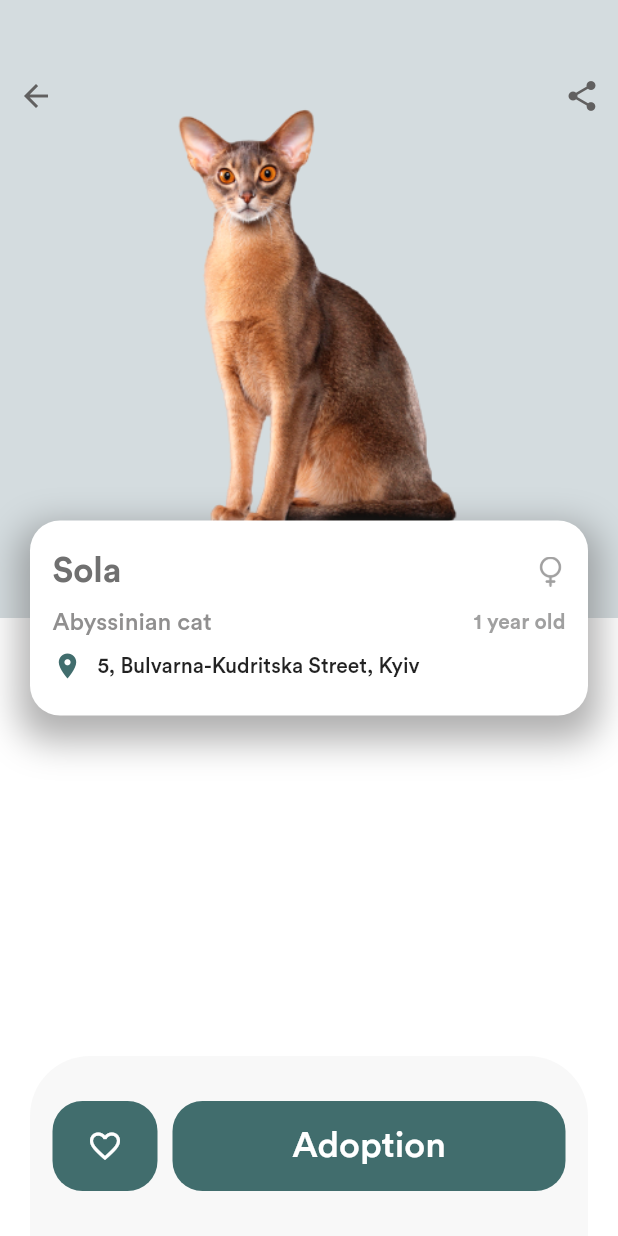
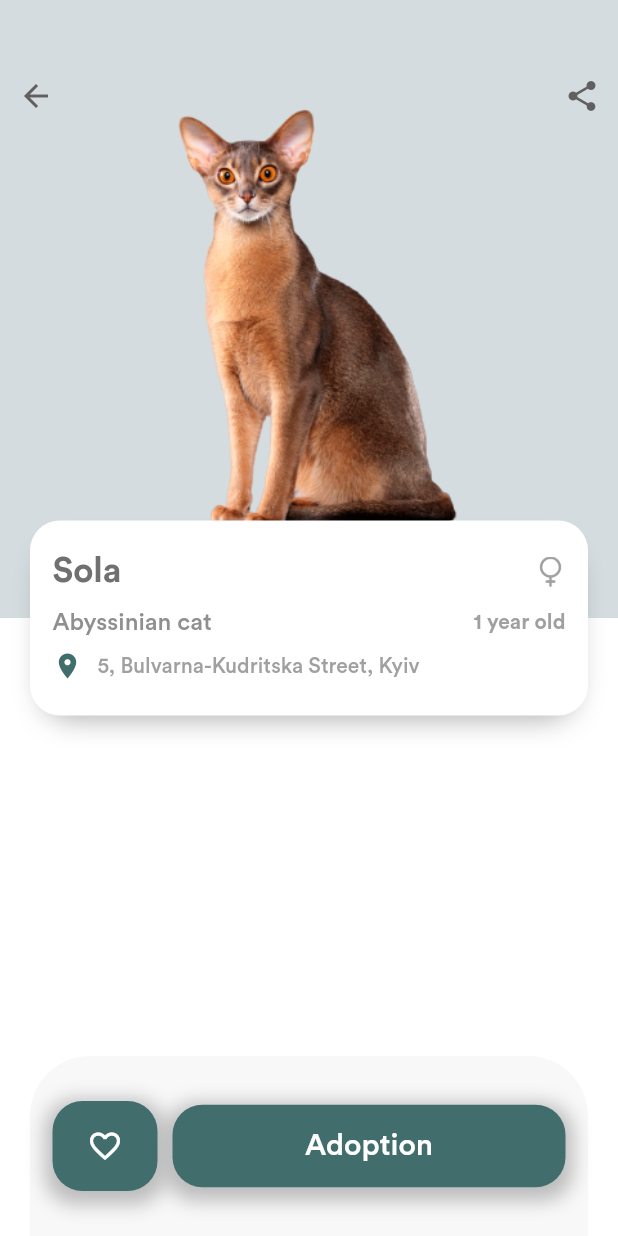
Before and after one commit to aniribe/pet_adopt_store_UI, a Flutter app: the screen it shows after launch, after a tap on "Sola", on a phone screen of 412 x 824 dp. Run offline on Flutter 3.47's test engine with Material 2 defaults, Android fonts, the phone set to English and light mode, and no system bars; our stand-ins replace font_awesome_flutter.

Commit message:
ButtonSection was refactored on item_page;

```diff
--- a/lib/config/app_colors.dart
+++ b/lib/config/app_colors.dart
@@ -16,9 +16,9 @@ class AppColors {
   static List<BoxShadow> shadowList = [
     BoxShadow(
       color: grey700.withOpacity(0.5),
-      blurRadius: 20,
-      spreadRadius: 7,
-      offset: const Offset(0, 10),
+      blurRadius: 15,
+      spreadRadius: -8,
+      offset: Offset(0, 10),
     )
   ];
 }
--- a/lib/config/string_constants.dart
+++ b/lib/config/string_constants.dart
@@ -12,4 +12,5 @@ class StringConstants {
   static const String city = 'Baku,';
   static const String country = ' Azerbaijan';
   static const String female = 'female';
+  static const String adoption = 'Adoption';
 }
--- a/lib/views/item_page/components/address_setion.dart
+++ b/lib/views/item_page/components/address_setion.dart
@@ -21,7 +21,13 @@ class AddressSection extends StatelessWidget {
           color: AppColors.primaryGreen,
         ),
         horizontalSpace(width: 10),
-        Text(pets[index].address)
+        Text(
+          pets[index].address,
+          style: TextStyle(
+            color: AppColors.grey700.withOpacity(0.6),
+            fontWeight: FontWeight.w500,
+          ),
+        )
       ],
     );
   }
--- /dev/null
+++ b/lib/views/item_page/components/adopt_button.dart
@@ -0,0 +1,40 @@
+import 'package:flutter/cupertino.dart';
+import '../../../config/app_colors.dart';
+import '../../../config/string_constants.dart';
+
+class AdoptButton extends StatelessWidget {
+  const AdoptButton({
+    Key? key,
+  }) : super(key: key);
+
+  @override
+  Widget build(BuildContext context) {
+    return Expanded(
+      child: Container(
+        height: 55,
+        decoration: BoxDecoration(
+          color: AppColors.primaryGreen,
+          borderRadius: BorderRadius.circular(20),
+          boxShadow: [
+            BoxShadow(
+              blurRadius: 10,
+              spreadRadius: 5,
+              color: AppColors.grey700.withOpacity(0.4),
+              offset: const Offset(0, 4),
+            )
+          ],
+        ),
+        child: Center(
+          child: Text(
+            StringConstants.adoption,
+            style: TextStyle(
+              color: AppColors.white,
+              fontSize: 20,
+              fontWeight: FontWeight.w500,
+            ),
+          ),
+        ),
+      ),
+    );
+  }
+}
--- /dev/null
+++ b/lib/views/item_page/components/button_section.dart
@@ -0,0 +1,37 @@
+import 'package:flutter/material.dart';
+import '../../../config/app_colors.dart';
+import '../../../config/app_size.dart';
+import 'adopt_button.dart';
+import 'like_button.dart';
+
+class ButtonSection extends StatelessWidget {
+  const ButtonSection({
+    Key? key,
+  }) : super(key: key);
+
+  @override
+  Widget build(BuildContext context) {
+    return Align(
+      alignment: Alignment.bottomCenter,
+      child: Container(
+        height: 120,
+        margin: const EdgeInsets.symmetric(horizontal: 20),
+        padding: const EdgeInsets.symmetric(horizontal: 15),
+        decoration: BoxDecoration(
+          color: AppColors.grey200,
+          borderRadius: const BorderRadius.only(
+            topLeft: Radius.circular(40),
+            topRight: Radius.circular(40),
+          ),
+        ),
+        child: Row(
+          children: [
+            const LikeButton(),
+            horizontalSpace(width: 10),
+            const AdoptButton()
+          ],
+        ),
+      ),
+    );
+  }
+}
--- /dev/null
+++ b/lib/views/item_page/components/like_button.dart
@@ -0,0 +1,32 @@
+import 'package:flutter/material.dart';
+import '../../../config/app_colors.dart';
+
+class LikeButton extends StatelessWidget {
+  const LikeButton({
+    Key? key,
+  }) : super(key: key);
+
+  @override
+  Widget build(BuildContext context) {
+    return Container(
+      height: 60,
+      width: 70,
+      decoration: BoxDecoration(
+        color: AppColors.primaryGreen,
+        borderRadius: BorderRadius.circular(20),
+        boxShadow: [
+          BoxShadow(
+            blurRadius: 10,
+            spreadRadius: 5,
+            color: AppColors.grey700.withOpacity(0.4),
+            offset: const Offset(0, 4),
+          )
+        ],
+      ),
+      child: Icon(
+        Icons.favorite_border,
+        color: AppColors.white,
+      ),
+    );
+  }
+}
--- a/lib/views/item_page/item_page.dart
+++ b/lib/views/item_page/item_page.dart
@@ -7,6 +7,7 @@ import 'package:pet_app_ui/widgets/cat_age.dart';
 import 'package:pet_app_ui/widgets/cat_name_section.dart';
 import 'package:pet_app_ui/widgets/cat_type.dart';
 
+import 'components/button_section.dart';
 import 'components/cat_info_section.dart';
 import 'components/top_icons_line.dart';
 
@@ -43,53 +44,7 @@ class ItemPage extends StatelessWidget {
           )),
           const TopIconsLine(),
           CatInfoSection(index: index),
-          Align(
-            alignment: Alignment.bottomCenter,
-            child: Container(
-              height: 120,
-              margin: const EdgeInsets.symmetric(horizontal: 20),
-              padding: const EdgeInsets.symmetric(horizontal: 15),
-              child: Row(
-                children: [
-                  Container(
-                    height: 60,
-                    width: 70,
-                    decoration: BoxDecoration(
-                      color: AppColors.primaryGreen,
-                      borderRadius: BorderRadius.circular(20),
-                    ),
-                    child: Icon(
-                      Icons.favorite_border,
-                      color: AppColors.white,
-                    ),
-                  ),
-                  horizontalSpace(width: 10),
-                  Expanded(
-                    child: Container(
-                      height: 60,
-                      decoration: BoxDecoration(
-                        color: AppColors.primaryGreen,
-                        borderRadius: BorderRadius.circular(20),
-                      ),
-                      child: Center(
-                        child: Text(
-                          'Adoption',
-                          style:
-                              TextStyle(color: AppColors.white, fontSize: 24),
-                        ),
-                      ),
-                    ),
-                  )
-                ],
-              ),
-              decoration: BoxDecoration(
-                  color: AppColors.grey200,
-                  borderRadius: const BorderRadius.only(
-                    topLeft: Radius.circular(40),
-                    topRight: Radius.circular(40),
-                  )),
-            ),
-          ),
+          const ButtonSection(),
         ],
       ),
     );
```
